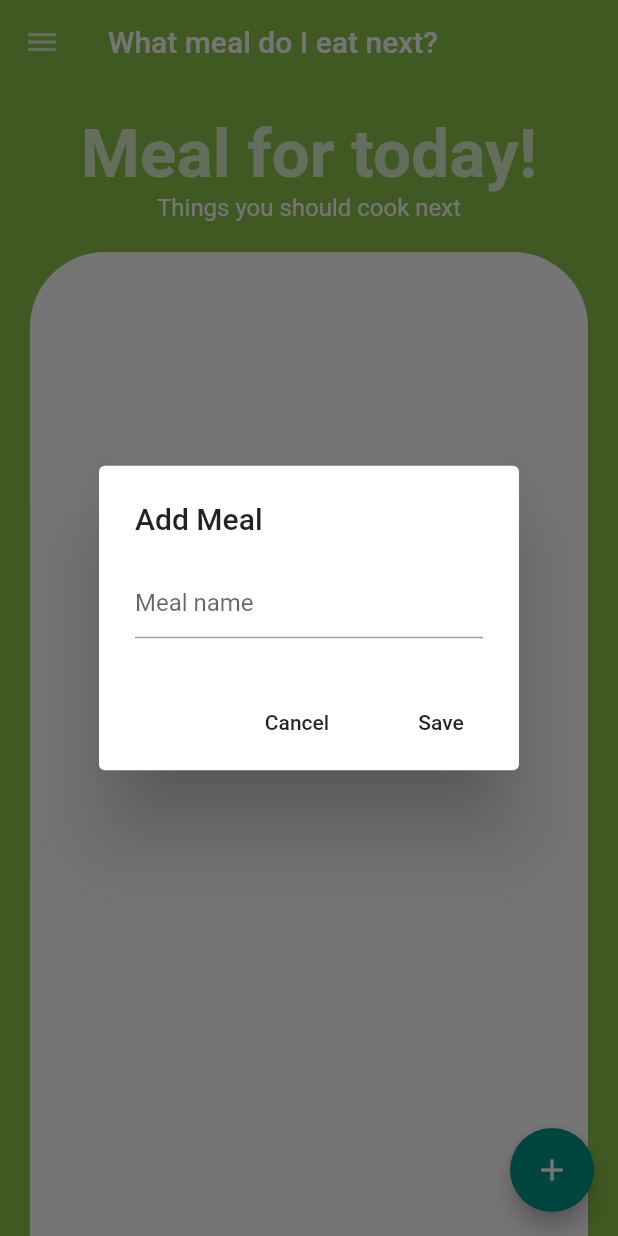
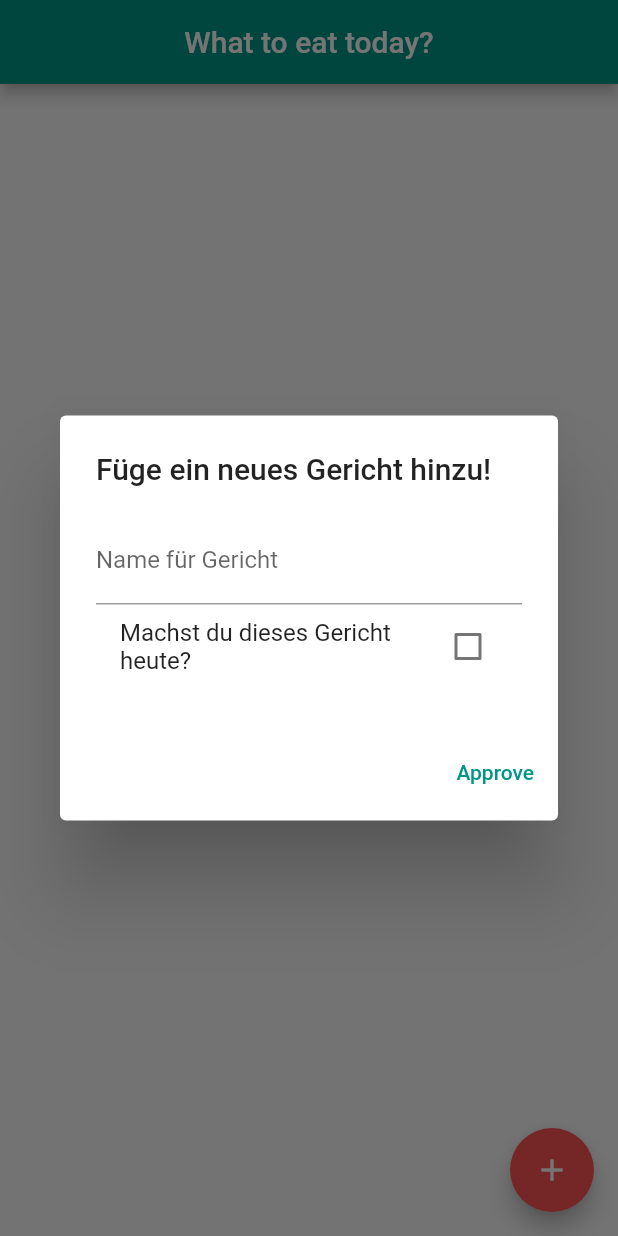
Before and after one commit to Bukii/eat-it, a Flutter app: the screen it shows after launch, after a tap on the "add" icon, on a phone screen of 412 x 824 dp. Run offline on Flutter 3.47's test engine with Material 2 defaults, Android fonts, the phone set to English and light mode, and no system bars; our stand-ins replace cloud_firestore, firebase_core; accounts and stored records are empty.

Commit message:
version 1.0.0

```diff
--- a/lib/main.dart
+++ b/lib/main.dart
@@ -1,158 +1,39 @@
-import 'package:intl/intl.dart';
-import 'package:eatit/model/DishesModel.dart';
+import 'package:eatit/screens/meals_screen.dart';
+import 'package:firebase_core/firebase_core.dart';
 import 'package:flutter/material.dart';
-import 'package:provider/provider.dart';
 
 void main() => runApp(MyApp());
+
+// Create the initialization Future outside of `build`:
+final Future<FirebaseApp> _initialization = Firebase.initializeApp();
 
 class MyApp extends StatelessWidget {
   @override
   Widget build(BuildContext context) {
-    return MaterialApp(
-        title: 'eat-it',
-        theme: ThemeData(
-          primarySwatch: Colors.teal,
-        ),
-        home: ChangeNotifierProvider(
-            child: MyHomePage(), create: (context) => DishesModel()));
-  }
-}
+    return FutureBuilder(
+      // Initialize FlutterFire:
+      future: _initialization,
+      builder: (context, snapshot) {
+        // Check for errors
+        if (snapshot.hasError) {
+          return MaterialApp(
+              home: Scaffold(
+                  appBar: AppBar(title: Text("fail")),
+                  body: Center(child: Text("Something went wrong!"))));
+        }
 
-class MyHomePage extends StatelessWidget {
-  @override
-  Widget build(BuildContext context) {
-    return Scaffold(
-      backgroundColor: Colors.lightGreen,
-      appBar: AppBar(
-        backgroundColor: Colors.transparent,
-        elevation: 0,
-        title: Text(
-          "What meal do I eat next?",
-          style: TextStyle(
-            color: Colors.white,
-          ),
-        ),
-        leading: IconButton(
-          icon: Icon(Icons.menu, color: Colors.white70),
-          onPressed: () {},
-        ),
-      ),
-      body: Column(
-        children: <Widget>[
-          Column(
-            crossAxisAlignment: CrossAxisAlignment.center,
-            children: <Widget>[
-              SizedBox(height: 20),
-              Text(
-                "Meal for today!",
-                style: TextStyle(
-                    color: Colors.white70,
-                    fontSize: 45,
-                    fontWeight: FontWeight.bold),
+        // Once complete, show your application
+        if (snapshot.connectionState == ConnectionState.done) {
+          return MaterialApp(
+              title: 'eat-it',
+              theme: ThemeData(
+                primarySwatch: Colors.teal,
               ),
-              Text(
-                "Things you should cook next",
-                style: TextStyle(
-                  color: Colors.white,
-                  fontSize: 16,
-                ),
-              ),
-              SizedBox(height: 20)
-            ],
-          ), //to show the clock
-          Expanded(
-            child: Container(
-              margin: EdgeInsets.symmetric(horizontal: 20),
-              padding: EdgeInsets.symmetric(vertical: 10, horizontal: 20),
-              decoration: BoxDecoration(
-                borderRadius: BorderRadius.only(
-                  topRight: Radius.circular(50),
-                  topLeft: Radius.circular(50),
-                ),
-                color: Colors.white,
-              ),
-              child: Consumer<DishesModel>(
-                builder: (context, dishes, child) {
-                  return ListView.builder(
-                    itemCount: (dishes.mealList.length > 7)
-                        ? 7
-                        : dishes.mealList.length,
-                    itemBuilder: (context, index) {
-                      return Container(
-                        child: ListTile(
-                          contentPadding: EdgeInsets.only(
-                            left: 32,
-                            right: 32,
-                            top: 4,
-                          ),
-                          title: Text(
-                            dishes.mealList.elementAt(index).getTitle,
-                            style: TextStyle(
-                              color: Colors.black87,
-                              fontWeight: FontWeight.bold,
-                            ),
-                          ),
-                          subtitle: Text(
-                            dishes.mealList.elementAt(index).getDetail,
-                            style: TextStyle(
-                              color: Colors.black45,
-                              fontWeight: FontWeight.bold,
-                            ),
-                          ),
-                          onLongPress: () => {
-                            dishes.deleteMealInList(index),
-                          },
-                        ),
-                        margin: EdgeInsets.only(bottom: 8, left: 16, right: 16),
-                      );
-                    },
-                  );
-                },
-              ),
-            ),
-          )
-        ],
-      ),
-      floatingActionButton: Consumer<DishesModel>(
-        builder: (context, dishesmodel, child) {
-          return FloatingActionButton(
-            child: Icon(Icons.add),
-            onPressed: () {
-              _displayDialog(context, dishesmodel);
-            },
-          );
-        },
-      ),
-    );
-  }
+              home: MealsScreen());
+        }
 
-  _displayDialog(BuildContext context, DishesModel dishesModel) {
-    final TextEditingController _textFieldController = TextEditingController();
-    return showDialog(
-      context: context,
-      builder: (context) {
-        return AlertDialog(
-          title: Text('Add Meal'),
-          content: TextField(
-            controller: _textFieldController,
-            decoration: InputDecoration(hintText: "Meal name"),
-          ),
-          actions: <Widget>[
-            new FlatButton(
-              child: new Text('Cancel'),
-              onPressed: () {
-                Navigator.of(context).pop();
-              },
-            ),
-            new FlatButton(
-              child: new Text('Save'),
-              onPressed: () {
-                dishesModel.addMealInList(_textFieldController.text);
-                Navigator.of(context).pop();
-              },
-            )
-          ],
-        );
+        // Otherwise, show something whilst waiting for initialization to complete
+        return CircularProgressIndicator();
       },
     );
   }
--- a/lib/model/DishesModel.dart
+++ /dev/null
@@ -1,21 +0,0 @@
-import 'dart:collection';
-
-import 'package:eatit/model/MealModel.dart';
-import 'package:flutter/cupertino.dart';
-
-class DishesModel extends ChangeNotifier {
-
-  ListQueue<MealModel> mealList = ListQueue(); //contains all the meals
-
-  addMealInList(String mealName){
-    MealModel mealModel = MealModel(mealName, detail: "desc");
-    mealList.add(mealModel);
-    notifyListeners();
-  }
-
-  deleteMealInList(int index){
-    mealList.remove(mealList.elementAt(index));
-    notifyListeners();
-  }
-
-}
--- a/lib/model/MealModel.dart
+++ /dev/null
@@ -1,15 +0,0 @@
-class MealModel {
-
-  String _title;
-  String detail;
-  DateTime _lastTimeCooked;
-
-  String get getTitle => _title;
-
-  String get getDetail => detail;
-
-  DateTime get getLastTimeCooked => _lastTimeCooked;
-
-  MealModel(this._title, {this.detail});
-
-}
--- /dev/null
+++ b/lib/model/meal_model.dart
@@ -0,0 +1,18 @@
+import 'package:cloud_firestore/cloud_firestore.dart';
+
+class Meal {
+  String id;
+  String title;
+  String detail;
+  Timestamp timestamp;
+
+  Meal({this.id, this.title, this.detail, this.timestamp});
+
+  factory Meal.fromCloud(QueryDocumentSnapshot snapshot) {
+    return Meal(
+      id: snapshot.documentID as String,
+      title: snapshot["name"] as String,
+      timestamp: snapshot["timestamp"] as Timestamp,
+    );
+  }
+}
--- /dev/null
+++ b/lib/screens/meals_screen.dart
@@ -0,0 +1,160 @@
+import 'package:cloud_firestore/cloud_firestore.dart';
+import 'package:eatit/model/meal_model.dart';
+import 'package:flutter/material.dart';
+
+bool _today = false;
+
+class MealsScreen extends StatelessWidget {
+  @override
+  Widget build(BuildContext context) {
+    return Scaffold(
+      appBar: AppBar(
+        title: Text("What to eat today?"),
+        centerTitle: true,
+      ),
+      body: Center(
+        child: Column(
+          children: <Widget>[
+            Expanded(
+              child: StreamBuilder(
+                stream:
+                    FirebaseFirestore.instance.collection("meals").snapshots(),
+                builder: (context, snapshot) {
+                  if (!snapshot.hasData) return const Text("fail!");
+
+                  // List<Meal> meals = snapshot.data.documents.map((QueryDocumentSnapshot e) => Meal.fromCloud(e)).toList();
+                  List<Meal> meals = List<Meal>();
+                  snapshot.data.documents.forEach((e) {
+                    meals.add(Meal.fromCloud(e));
+                  });
+                  meals.sort((a, b) => a.timestamp
+                      .toDate()
+                      .difference(b.timestamp.toDate())
+                      .inDays);
+
+                  return ListView.separated(
+                    itemCount: snapshot.data.documents.length,
+                    separatorBuilder: (BuildContext context, int index) =>
+                        Divider(),
+                    itemBuilder: (context, index) {
+                      return ListTile(
+                        contentPadding: EdgeInsets.only(
+                          left: 32,
+                          right: 32,
+                          top: 4,
+                        ),
+                        title: Text(
+                          meals[index].title,
+                          style: TextStyle(
+                            color: Colors.black87,
+                            fontWeight: FontWeight.bold,
+                          ),
+                        ),
+                        subtitle: Text(
+                          "Vor ${DateTime.now().difference(meals[index].timestamp.toDate()).inDays.toString()} Tagen",
+                          style: TextStyle(
+                            color: Colors.black45,
+                            fontWeight: FontWeight.bold,
+                          ),
+                        ),
+                        onLongPress: () => FirebaseFirestore.instance
+                            .collection("meals")
+                            .doc(meals[index].id)
+                            .set({
+                          "timestamp": Timestamp.now(),
+                        }, SetOptions(merge: true)),
+                      );
+                    },
+                  );
+                },
+              ),
+            )
+          ],
+        ),
+      ),
+      floatingActionButton: FloatingActionButton(
+        onPressed: () {
+          _showDialog(context);
+        },
+        child: Icon(Icons.add),
+        backgroundColor: Colors.redAccent,
+      ),
+    );
+  }
+
+  Future<void> _showDialog(BuildContext context) {
+    final _formKey = GlobalKey<FormState>();
+    final _nameController = TextEditingController();
+
+    _today = false;
+
+    return showDialog<void>(
+      context: context,
+      barrierDismissible: true,
+      builder: (BuildContext context) {
+        return AlertDialog(
+          title: Text("Füge ein neues Gericht hinzu!"),
+          content: SingleChildScrollView(
+            child: Form(
+              key: _formKey,
+              child: ListBody(
+                children: <Widget>[
+                  TextFormField(
+                    controller: _nameController,
+                    decoration: const InputDecoration(
+                      labelText: "Name für Gericht",
+                    ),
+                    validator: (value) {
+                      if (value.isEmpty) {
+                        return "Gib einen Namen für dein Gericht ein!";
+                      }
+                      return null;
+                    },
+                  ),
+                  CheckboxField(),
+                ],
+              ),
+            ),
+          ),
+          actions: <Widget>[
+            TextButton(
+              child: Text("Approve"),
+              onPressed: () {
+                if (_formKey.currentState.validate()) {
+                  FirebaseFirestore.instance.collection("meals").add({
+                    "name": _nameController.text,
+                    "timestamp": (_today)
+                        ? Timestamp.fromDate(DateTime.now())
+                        : Timestamp.fromDate(DateTime.utc(2000, 1, 1)),
+                  });
+
+                  Navigator.of(context).pop();
+                }
+              },
+            ),
+          ],
+        );
+      },
+    );
+  }
+}
+
+class CheckboxField extends StatefulWidget {
+  @override
+  State<StatefulWidget> createState() => CheckboxFieldState();
+}
+
+class CheckboxFieldState extends State<CheckboxField> {
+  @override
+  Widget build(BuildContext context) {
+    return CheckboxListTile(
+      title: Text("Machst du dieses Gericht heute?"),
+      value: _today,
+      onChanged: (bool value) {
+        setState(() {
+          _today = !_today;
+        });
+      },
+    );
+  }
+}
--- a/pubspec.yaml
+++ b/pubspec.yaml
@@ -24,12 +24,13 @@ dependencies:
   flutter:
     sdk: flutter
 
+  cloud_firestore: ^0.14.1+3
+
+  firebase_core: ^0.5.0+1
 
   # The following adds the Cupertino Icons font to your application.
   # Use with the CupertinoIcons class for iOS style icons.
   cupertino_icons: ^0.1.3
-  provider: ^4.1.1
-  intl: ^0.16.1
 
 dev_dependencies:
   flutter_test:
```
Also changed, not shown: pubspec.lock, 8 other files.
